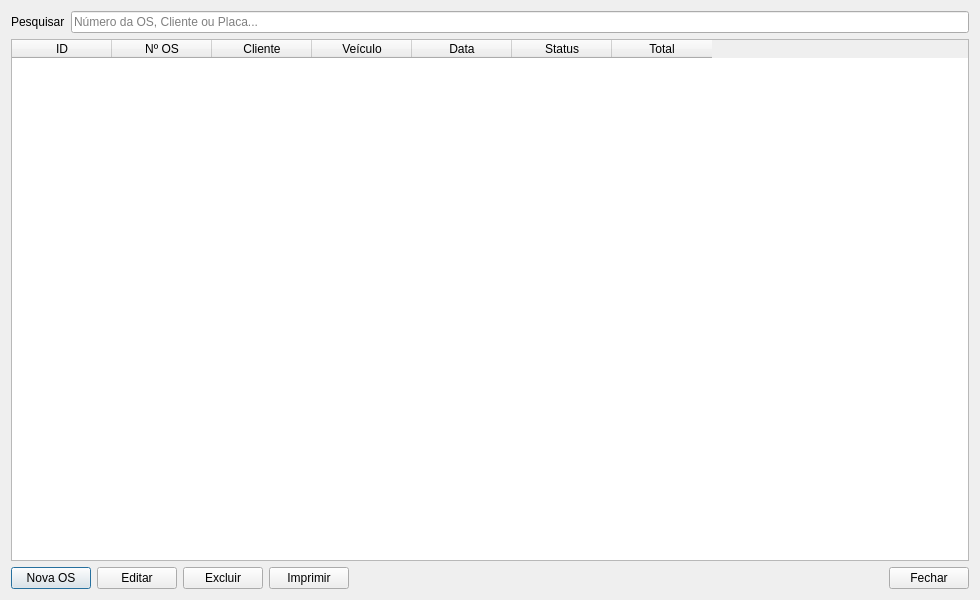
Above: ui/ordens_servico.ui from viniciusbassio/EWE-AUTO before the change. Below: the same form after it.
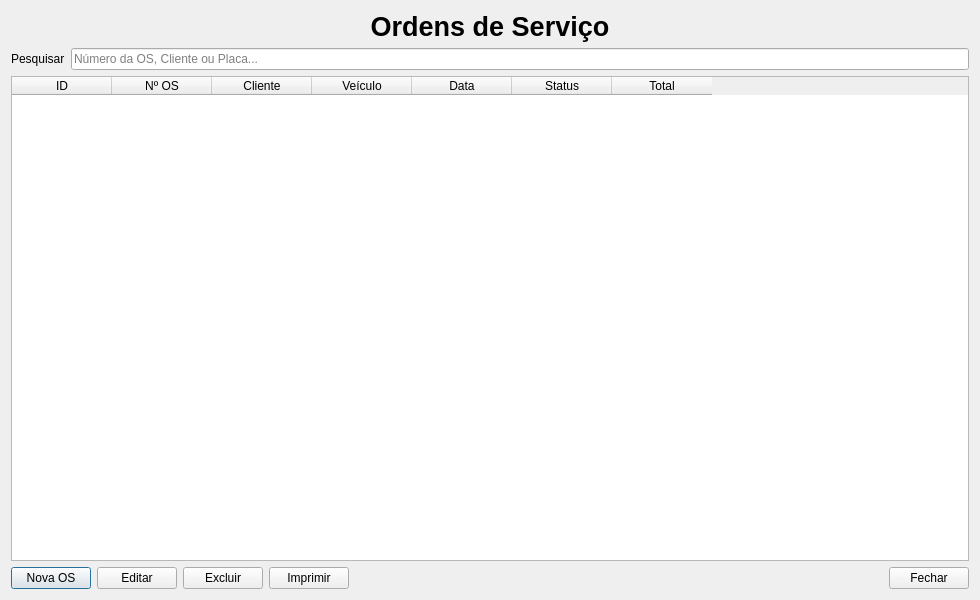
That is the form after the change.

Diff of the .ui file:
```diff
--- a/ui/ordens_servico.ui
+++ b/ui/ordens_servico.ui
@@ -19,6 +19,25 @@
 
   <layout class="QVBoxLayout" name="verticalLayout">
 
+    <item>
+    <widget class="QLabel" name="lblVeiculos">
+        <property name="font">
+            <font>
+                <pointsize>20</pointsize>
+                <bold>true</bold>
+            </font>
+        </property>
+
+        <property name="alignment">
+            <set>Qt::AlignCenter</set>
+        </property>
+
+        <property name="text">
+            <string>Ordens de Serviço</string>
+        </property>
+    </widget>
+</item>
+
    <item>
 
     <layout class="QHBoxLayout">
@@ -53,43 +72,36 @@
        <string>ID</string>
       </property>
      </column>
-
      <column>
       <property name="text">
        <string>Nº OS</string>
       </property>
      </column>
-
      <column>
       <property name="text">
        <string>Cliente</string>
       </property>
      </column>
-
      <column>
       <property name="text">
        <string>Veículo</string>
       </property>
      </column>
-
      <column>
       <property name="text">
        <string>Data</string>
       </property>
      </column>
-
      <column>
       <property name="text">
        <string>Status</string>
       </property>
      </column>
-
      <column>
       <property name="text">
        <string>Total</string>
       </property>
      </column>
-
     </widget>
 
    </item>
```
Left out of the diff: 29 changed lines with no effect on the pictures.
